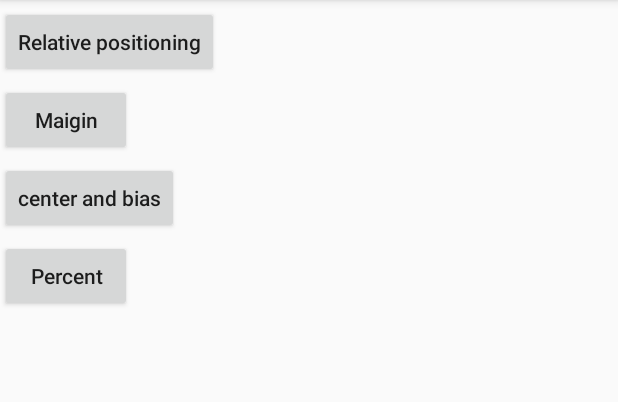
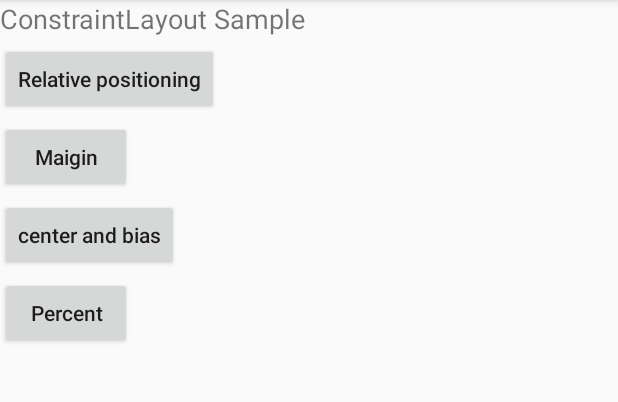
Before and after one commit to KisCode/AndroidUISample, an Android app: the screen it shows after launch (MainActivity), on a phone screen of 412 x 824 dp, the part 84-486 px from its top. Run offline under Robolectric (Android 15) with nearby library versions, the phone set to English and light mode, and no system bars.

Commit message:
Add ConstraintLayout demo

```diff
--- a/app/src/main/java/keno/android/ui/sample/MainActivity.java
+++ b/app/src/main/java/keno/android/ui/sample/MainActivity.java
@@ -5,12 +5,18 @@ import android.support.v7.app.AppCompatActivity;
 import android.view.View;
 import android.widget.Button;
 
+import keno.android.ui.sample.constraint.CenterAndBiasActivity;
+import keno.android.ui.sample.constraint.MarginGoneActivity;
+import keno.android.ui.sample.constraint.PercentActivity;
+import keno.android.ui.sample.constraint.RelaytivePositionActivity;
+
 
 public class MainActivity extends AppCompatActivity implements View.OnClickListener {
 
     private Button btnRelativePosition;
     private Button btnMarginGone;
     private Button btnCenterAndBias;
+    private Button btnPercent;
 
     @Override
     protected void onCreate(Bundle savedInstanceState) {
@@ -27,6 +33,8 @@ public class MainActivity extends AppCompatActivity implements View.OnClickListe
         btnMarginGone.setOnClickListener(this);
         btnCenterAndBias = (Button) findViewById(R.id.btn_center_and_bias);
         btnCenterAndBias.setOnClickListener(this);
+        btnPercent = (Button) findViewById(R.id.btn_percent);
+        btnPercent.setOnClickListener(this);
     }
 
     @Override
@@ -41,6 +49,9 @@ public class MainActivity extends AppCompatActivity implements View.OnClickListe
             case R.id.btn_center_and_bias:
                 CenterAndBiasActivity.start(this);
                 break;
+            case R.id.btn_percent:
+                PercentActivity.start(this);
+                break;
         }
     }
 }
--- a/app/src/main/java/keno/android/ui/sample/CenterAndBiasActivity.java
+++ b/app/src/main/java/keno/android/ui/sample/constraint/CenterAndBiasActivity.java
@@ -1,9 +1,11 @@
-package keno.android.ui.sample;
+package keno.android.ui.sample.constraint;
 
 import android.content.Context;
 import android.content.Intent;
 import android.os.Bundle;
 import android.support.v7.app.AppCompatActivity;
+
+import keno.android.ui.sample.R;
 
 public class CenterAndBiasActivity extends AppCompatActivity {
 
--- a/app/src/main/java/keno/android/ui/sample/ChainActivity.java
+++ b/app/src/main/java/keno/android/ui/sample/constraint/ChainActivity.java
@@ -1,7 +1,9 @@
-package keno.android.ui.sample;
+package keno.android.ui.sample.constraint;
 
 import android.os.Bundle;
 import android.support.v7.app.AppCompatActivity;
+
+import keno.android.ui.sample.R;
 
 /***
  * 3个TextView相互约束，两端两个TextView分别与parent约束，成为一条链，效果如下：
--- a/app/src/main/java/keno/android/ui/sample/MarginGoneActivity.java
+++ b/app/src/main/java/keno/android/ui/sample/constraint/MarginGoneActivity.java
@@ -1,4 +1,4 @@
-package keno.android.ui.sample;
+package keno.android.ui.sample.constraint;
 
 import android.content.Context;
 import android.content.Intent;
@@ -8,6 +8,8 @@ import android.view.View;
 import android.widget.Button;
 import android.widget.ImageView;
 import android.widget.TextView;
+
+import keno.android.ui.sample.R;
 
 
 /**
--- a/app/src/main/java/keno/android/ui/sample/RelaytivePositionActivity.java
+++ b/app/src/main/java/keno/android/ui/sample/constraint/RelaytivePositionActivity.java
@@ -1,9 +1,11 @@
-package keno.android.ui.sample;
+package keno.android.ui.sample.constraint;
 
 import android.content.Context;
 import android.content.Intent;
 import android.support.v7.app.AppCompatActivity;
 import android.os.Bundle;
+
+import keno.android.ui.sample.R;
 
 /**
 * Description:  Relaytive Layout
--- a/app/src/main/res/layout/activity_center_and_bias.xml
+++ b/app/src/main/res/layout/activity_center_and_bias.xml
@@ -4,7 +4,7 @@
     xmlns:tools="http://schemas.android.com/tools"
     android:layout_width="match_parent"
     android:layout_height="match_parent"
-    tools:context=".CenterAndBiasActivity">
+    tools:context=".constraint.CenterAndBiasActivity">
     <TextView
         android:id="@+id/tv_title_center_and_bias"
         android:layout_width="wrap_content"
--- a/app/src/main/res/layout/activity_chain.xml
+++ b/app/src/main/res/layout/activity_chain.xml
@@ -4,7 +4,7 @@
     xmlns:tools="http://schemas.android.com/tools"
     android:layout_width="match_parent"
     android:layout_height="match_parent"
-    tools:context=".ChainActivity">
+    tools:context=".constraint.ChainActivity">
 <!--    * 一条链的第一个控件是这条链的链头，我们可以在链头中设置 layout_constraintHorizontal_chainStyle来改变整条链的样式。chains提供了3种样式，分别是：
  * CHAIN_SPREAD —— 展开元素 (默认)；
  * CHAIN_SPREAD_INSIDE —— 展开元素，但链的两端贴近parent；
--- a/app/src/main/res/layout/activity_main.xml
+++ b/app/src/main/res/layout/activity_main.xml
@@ -5,29 +5,41 @@
     android:layout_width="match_parent"
     android:layout_height="match_parent"
     tools:context=".MainActivity">
+
     <Button
         android:id="@+id/btn_relative_position"
+        style="@style/style_button_main"
         android:text="@string/btn_relative_positioning"
         app:layout_constraintLeft_toLeftOf="parent"
-        app:layout_constraintTop_toTopOf="parent"
-        style="@style/style_button_main" />
+        app:layout_constraintTop_toBottomOf="@+id/tv_info" />
 
     <Button
         android:id="@+id/btn_margin_gone"
+        style="@style/style_button_main"
         android:text="@string/btn_margin"
         app:layout_constraintLeft_toLeftOf="parent"
-        app:layout_constraintTop_toBottomOf="@id/btn_relative_position"
-        style="@style/style_button_main" />
+        app:layout_constraintTop_toBottomOf="@id/btn_relative_position" />
+
     <Button
         android:id="@+id/btn_center_and_bias"
+        style="@style/style_button_main"
         android:text="center and bias"
         app:layout_constraintLeft_toLeftOf="parent"
-        app:layout_constraintTop_toBottomOf="@id/btn_margin_gone"
-        style="@style/style_button_main" />
+        app:layout_constraintTop_toBottomOf="@id/btn_margin_gone" />
+
     <Button
         android:id="@+id/btn_percent"
+        style="@style/style_button_main"
         android:text="Percent"
         app:layout_constraintLeft_toLeftOf="parent"
-        app:layout_constraintTop_toBottomOf="@id/btn_center_and_bias"
-        style="@style/style_button_main" />
+        app:layout_constraintTop_toBottomOf="@id/btn_center_and_bias" />
+
+    <TextView
+        android:id="@+id/tv_info"
+        android:layout_width="match_parent"
+        android:layout_height="wrap_content"
+        android:text="ConstraintLayout Sample"
+        android:textSize="18dp"
+        app:layout_constraintLeft_toLeftOf="parent"
+        app:layout_constraintTop_toTopOf="parent" />
 </android.support.constraint.ConstraintLayout>
--- a/app/src/main/res/layout/activity_margin_gone.xml
+++ b/app/src/main/res/layout/activity_margin_gone.xml
@@ -4,7 +4,7 @@
     xmlns:tools="http://schemas.android.com/tools"
     android:layout_width="match_parent"
     android:layout_height="match_parent"
-    tools:context=".MarginGoneActivity">
+    tools:context=".constraint.MarginGoneActivity">
 
     <ImageView
         android:id="@+id/iv_avatar"
--- a/app/src/main/res/layout/activity_percent.xml
+++ b/app/src/main/res/layout/activity_percent.xml
@@ -4,7 +4,7 @@
     xmlns:tools="http://schemas.android.com/tools"
     android:layout_width="match_parent"
     android:layout_height="match_parent"
-    tools:context=".PercentActivity">
+    tools:context=".constraint.PercentActivity">
 
     <!--设置 控件宽度为屏幕宽度的0.5倍-->
     <TextView
@@ -29,7 +29,6 @@
         app:layout_constraintBottom_toBottomOf="parent"
         app:layout_constraintStart_toStartOf="parent"/>
 
-
     <TextView
         android:layout_width="wrap_content"
         android:layout_height="0dp"
--- a/app/src/main/res/layout/activity_relaytive_position.xml
+++ b/app/src/main/res/layout/activity_relaytive_position.xml
@@ -4,7 +4,7 @@
     xmlns:tools="http://schemas.android.com/tools"
     android:layout_width="match_parent"
     android:layout_height="match_parent"
-    tools:context=".RelaytivePositionActivity">
+    tools:context=".constraint.RelaytivePositionActivity">
 
     <ImageView
         android:id="@+id/iv_avatar"
```
Also changed, not shown: app/src/main/AndroidManifest.xml (+6 -5 lines), app/src/main/java/keno/android/ui/sample/constraint/GuidLineActivity.java (added, +15 -0 lines), app/src/main/java/keno/android/ui/sample/constraint/PercentActivity.java (renamed from app/src/main/java/keno/android/ui/sample/PercentActivity.java, +10 -1 lines), app/src/main/res/layout/activity_guid_line.xml (added, +16 -0 lines).
